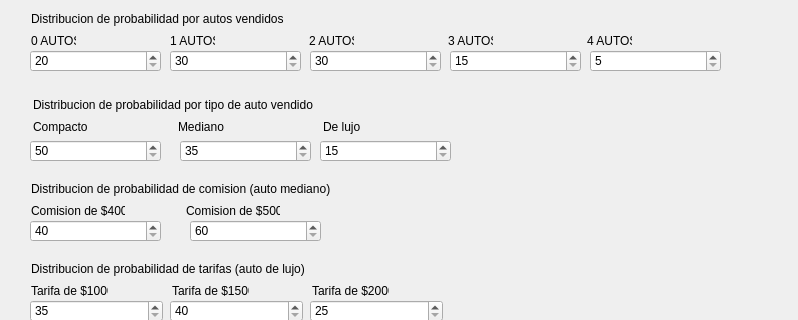
The window that TP3 Simulacion/interfazSimuladorAutos.ui (tinchomengo/simulacionTPs) describes before a commit, drawn with Qt 5; both pictures show x 0 to 798 and y 0 to 320 of the 798 by 600 pixel window.
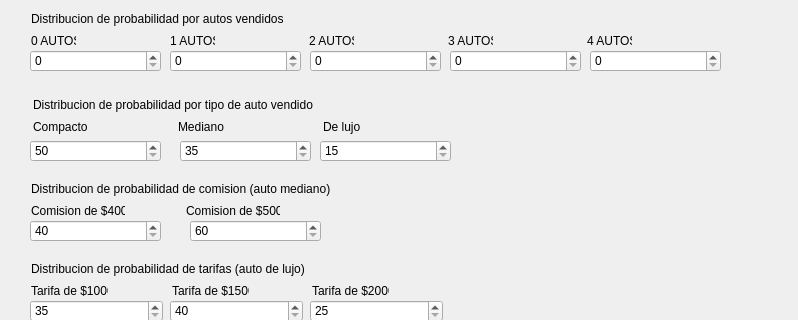
The same window after the commit.

Commit message: Logica casi terminada

Diff of the .ui file:
```diff
--- a/TP3 Simulacion/interfazSimuladorAutos.ui
+++ b/TP3 Simulacion/interfazSimuladorAutos.ui
@@ -160,7 +160,7 @@
      </rect>
     </property>
     <property name="minimum">
-     <number>20</number>
+     <number>0</number>
     </property>
    </widget>
    <widget class="QSpinBox" name="auto1">
@@ -173,7 +173,7 @@
      </rect>
     </property>
     <property name="minimum">
-     <number>30</number>
+     <number>0</number>
     </property>
    </widget>
    <widget class="QSpinBox" name="auto2">
@@ -186,7 +186,7 @@
      </rect>
     </property>
     <property name="minimum">
-     <number>30</number>
+     <number>0</number>
     </property>
    </widget>
    <widget class="QSpinBox" name="auto3">
@@ -199,7 +199,7 @@
      </rect>
     </property>
     <property name="minimum">
-     <number>15</number>
+     <number>0</number>
     </property>
    </widget>
    <widget class="QSpinBox" name="auto4">
@@ -212,7 +212,7 @@
      </rect>
     </property>
     <property name="minimum">
-     <number>5</number>
+     <number>0</number>
     </property>
    </widget>
    <widget class="QSpinBox" name="semanas">
```
The commit also changes 2 other files.
